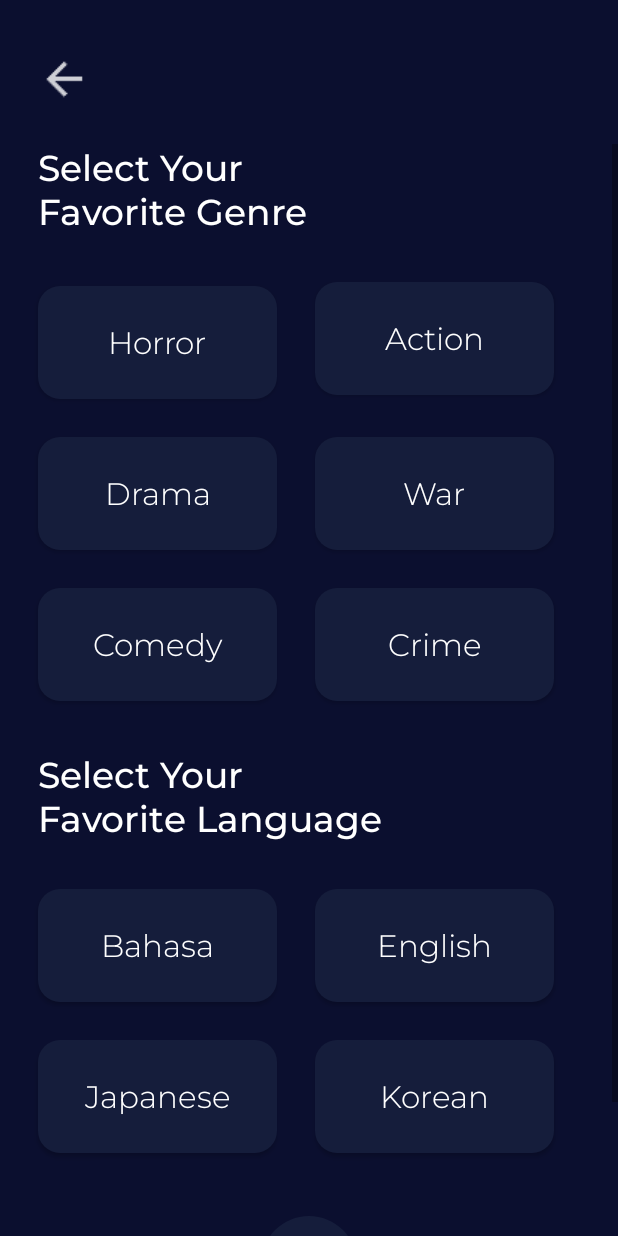
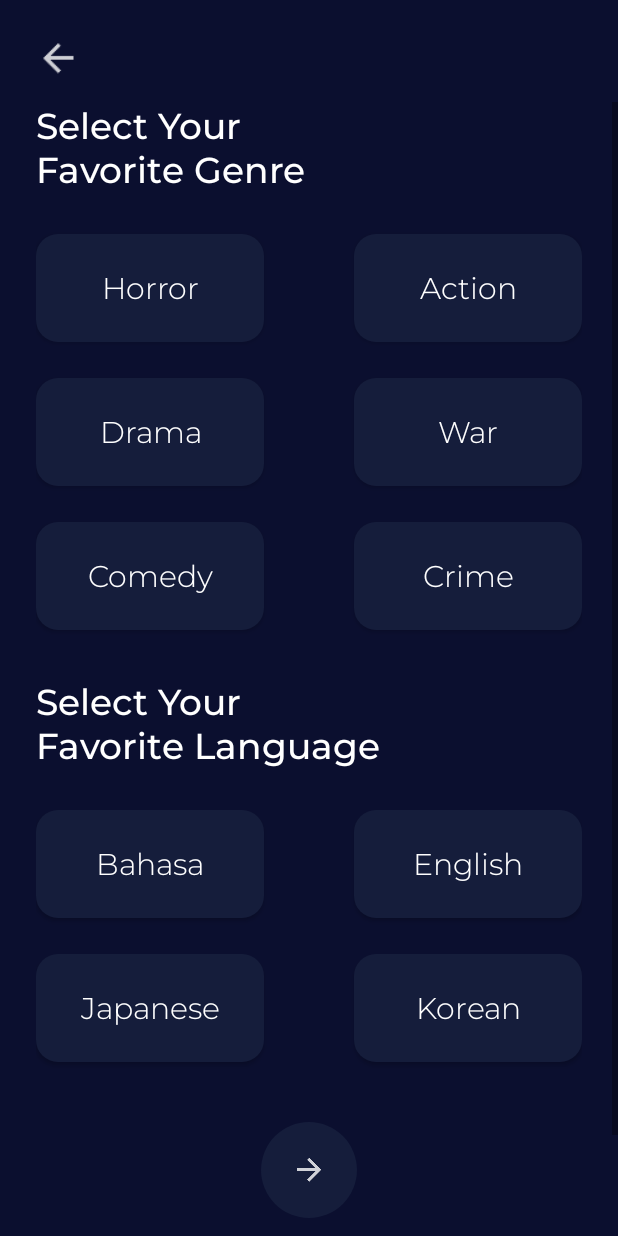
Before and after one commit to ManhHoDinh/MovieTicketApp, an Android app: the UserProflingActivity screen opened directly, with no data from a screen before it, on a phone screen of 412 x 824 dp. Run offline under Robolectric (Android 15) with nearby library versions, the phone set to English and light mode, and no system bars.

Commit message:
Sua size screen

```diff
--- a/app/src/main/res/layout/user_profling_screen.xml
+++ b/app/src/main/res/layout/user_profling_screen.xml
@@ -1,5 +1,5 @@
 <?xml version="1.0" encoding="utf-8"?>
-<LinearLayout xmlns:android="http://schemas.android.com/apk/res/android"
+<RelativeLayout xmlns:android="http://schemas.android.com/apk/res/android"
     xmlns:app="http://schemas.android.com/apk/res-auto"
     xmlns:tools="http://schemas.android.com/tools"
     android:layout_width="match_parent"
@@ -10,29 +10,29 @@
 
     <ImageView
         android:id="@+id/btnBack"
-        android:layout_width="35dp"
-        android:layout_height="35dp"
-        android:layout_marginLeft="25.13454545454545dp"
-        android:layout_marginTop="35dp"
+        android:layout_width="30dp"
+        android:layout_height="30dp"
+        android:layout_marginLeft="24dp"
+        android:layout_marginTop="24dp"
         android:src="@drawable/ic_back" />
 
     <ScrollView
         android:layout_width="match_parent"
         android:layout_height="wrap_content"
-        android:layout_marginTop="25.13454545454545dp">
+        android:layout_marginTop="68dp">
 
         <RelativeLayout
             android:layout_width="match_parent"
             android:layout_height="830dp"
 
-            android:orientation="vertical">
+            android:orientation="vertical"
+            android:paddingLeft="24dp"
+            android:paddingRight="24dp">
 
             <TextView
                 android:id="@+id/txtSelectFavGenre"
-                android:layout_width="180.1309090909091dp"
-                android:layout_height="75.40363636363636dp"
-                android:layout_marginLeft="25.13454545454545dp"
-
+                android:layout_width="190dp"
+                android:layout_height="72dp"
                 android:fontFamily="@font/montserrat500"
                 android:text="Select Your Favorite Genre"
                 android:textColor="@color/white"
@@ -40,104 +40,99 @@
 
             <Button
                 android:id="@+id/btnHorror"
-                android:layout_width="159.1854545454545dp"
-                android:layout_height="75.40363636363636dp"
+                android:layout_width="152dp"
+                android:layout_height="72dp"
                 android:layout_below="@id/txtSelectFavGenre"
-                android:layout_marginLeft="25.13454545454545dp"
-                android:layout_marginTop="19dp"
+                android:layout_marginTop="16dp"
                 android:background="@drawable/roundstyle14"
                 android:backgroundTint="@color/button_background_color"
                 android:fontFamily="@font/montserrat300"
                 android:text="Horror"
                 android:textAllCaps="false"
                 android:textColor="@color/white"
-                android:textSize="20.94545454545455sp" />
+                android:textSize="20sp" />
 
             <Button
                 android:id="@+id/btnAction"
-                android:layout_width="159.1854545454545dp"
-                android:layout_height="75.40363636363636dp"
+                android:layout_width="152dp"
+                android:layout_height="72dp"
                 android:layout_below="@id/txtSelectFavGenre"
-                android:layout_marginLeft="25.13454545454545dp"
-                android:layout_marginTop="16.75636363636364dp"
-                android:layout_toRightOf="@id/btnHorror"
+                android:layout_alignParentEnd="true"
+                android:layout_marginTop="16dp"
                 android:background="@drawable/roundstyle14"
                 android:backgroundTint="@color/button_background_color"
                 android:fontFamily="@font/montserrat300"
                 android:text="Action"
-                android:textSize="20.94545454545455sp"
                 android:textAllCaps="false"
-                android:textColor="@color/white" />
+                android:textColor="@color/white"
+                android:textSize="20sp" />
 
             <Button
                 android:id="@+id/btnDrama"
-                android:layout_width="159.1854545454545dp"
-                android:layout_height="75.40363636363636dp"
+                android:layout_width="152dp"
+                android:layout_height="72dp"
                 android:layout_below="@id/btnHorror"
-                android:layout_marginLeft="25.13454545454545dp"
-                android:layout_marginTop="25.13454545454545dp"
+                android:layout_marginTop="24dp"
                 android:background="@drawable/roundstyle14"
                 android:backgroundTint="@color/button_background_color"
                 android:fontFamily="@font/montserrat300"
                 android:text="Drama"
-                android:textSize="20.94545454545455sp"
                 android:textAllCaps="false"
-                android:textColor="@color/white" />
+                android:textColor="@color/white"
+                android:textSize="20sp" />
 
             <Button
                 android:id="@+id/btnWar"
-                android:layout_width="159.1854545454545dp"
-                android:layout_height="75.40363636363636dp"
+                android:layout_width="152dp"
+                android:layout_height="72dp"
                 android:layout_below="@id/btnHorror"
-                android:layout_marginLeft="25.13454545454545dp"
-                android:layout_marginTop="25.13454545454545dp"
-                android:layout_toRightOf="@id/btnDrama"
+                android:layout_alignParentEnd="true"
+                android:layout_marginLeft="24dp"
+                android:layout_marginTop="24dp"
                 android:background="@drawable/roundstyle14"
                 android:backgroundTint="@color/button_background_color"
                 android:fontFamily="@font/montserrat300"
                 android:text="War"
-                android:textSize="20.94545454545455sp"
                 android:textAllCaps="false"
-                android:textColor="@color/white" />
+                android:textColor="@color/white"
+                android:textSize="20sp" />
 
             <Button
                 android:id="@+id/btnComedy"
-                android:layout_width="159.1854545454545dp"
-                android:layout_height="75.40363636363636dp"
+                android:layout_width="152dp"
+                android:layout_height="72dp"
                 android:layout_below="@id/btnDrama"
-                android:layout_marginLeft="25.13454545454545dp"
-                android:layout_marginTop="25.13454545454545dp"
+                android:layout_marginTop="24dp"
                 android:background="@drawable/roundstyle14"
                 android:backgroundTint="@color/button_background_color"
                 android:fontFamily="@font/montserrat300"
                 android:text="Comedy"
-                android:textSize="20.94545454545455sp"
                 android:textAllCaps="false"
-                android:textColor="@color/white" />
+                android:textColor="@color/white"
+                android:textSize="20sp" />
 
             <Button
                 android:id="@+id/btnCrime"
-                android:layout_width="159.1854545454545dp"
-                android:layout_height="75.40363636363636dp"
+                android:layout_width="152dp"
+                android:layout_height="72dp"
                 android:layout_below="@id/btnDrama"
-                android:layout_marginLeft="25.13454545454545dp"
-                android:layout_marginTop="25.13454545454545dp"
-                android:layout_toRightOf="@id/btnComedy"
+                android:layout_alignParentEnd="true"
+                android:layout_marginLeft="24dp"
+                android:layout_marginTop="24dp"
                 android:background="@drawable/roundstyle14"
                 android:backgroundTint="@color/button_background_color"
                 android:fontFamily="@font/montserrat300"
                 android:text="Crime"
-                android:textSize="20.94545454545455sp"
                 android:textAllCaps="false"
-                android:textColor="@color/white" />
+                android:textColor="@color/white"
+                android:textSize="20sp" />
 
             <TextView
                 android:id="@+id/txtSelectFavLanguage"
-                android:layout_width="230.1309090909091dp"
-                android:layout_height="75.40363636363636dp"
+                android:layout_width="240dp"
+                android:layout_height="72dp"
                 android:layout_below="@id/btnComedy"
-                android:layout_marginLeft="25.13454545454545dp"
-                android:layout_marginTop="33.51272727272727dp"
+                android:layout_marginTop="32dp"
                 android:fontFamily="@font/montserrat500"
                 android:text="Select Your Favorite Language"
                 android:textColor="@color/white"
@@ -145,72 +140,69 @@
 
             <Button
                 android:id="@+id/btnBahasa"
-                android:layout_width="159.1854545454545dp"
-                android:layout_height="75.40363636363636dp"
+                android:layout_width="152dp"
+                android:layout_height="72dp"
                 android:layout_below="@id/txtSelectFavLanguage"
-                android:layout_marginLeft="25.13454545454545dp"
-                android:layout_marginTop="16.75636363636364dp"
+                android:layout_marginTop="16dp"
                 android:background="@drawable/roundstyle14"
                 android:backgroundTint="@color/button_background_color"
                 android:fontFamily="@font/montserrat300"
                 android:text="Bahasa"
-                android:textSize="20.94545454545455sp"
                 android:textAllCaps="false"
-                android:textColor="@color/white" />
+                android:textColor="@color/white"
+                android:textSize="20sp" />
 
             <Button
                 android:id="@+id/btnEnglish"
-                android:layout_width="159.1854545454545dp"
-                android:layout_height="75.40363636363636dp"
+                android:layout_width="152dp"
+                android:layout_height="72dp"
                 android:layout_below="@id/txtSelectFavLanguage"
-                android:layout_marginLeft="25.13454545454545dp"
-                android:layout_marginTop="16.75636363636364dp"
-                android:layout_toRightOf="@id/btnBahasa"
+                android:layout_alignParentEnd="true"
+                android:layout_marginTop="16dp"
                 android:background="@drawable/roundstyle14"
                 android:backgroundTint="@color/button_background_color"
                 android:fontFamily="@font/montserrat300"
                 android:text="English"
-                android:textSize="20.94545454545455sp"
                 android:textAllCaps="false"
-                android:textColor="@color/white" />
+                android:textColor="@color/white"
+                android:textSize="20sp" />
 
             <Button
                 android:id="@+id/btnJapanese"
-                android:layout_width="159.1854545454545dp"
-                android:layout_height="75.40363636363636dp"
+                android:layout_width="152dp"
+                android:layout_height="72dp"
                 android:layout_below="@id/btnBahasa"
-                android:layout_marginLeft="25.13454545454545dp"
-                android:layout_marginTop="25.13454545454545dp"
+                android:layout_marginTop="24dp"
                 android:background="@drawable/roundstyle14"
                 android:backgroundTint="@color/button_background_color"
                 android:fontFamily="@font/montserrat300"
                 android:text="Japanese"
-                android:textSize="20.94545454545455sp"
                 android:textAllCaps="false"
-                android:textColor="@color/white" />
+                android:textColor="@color/white"
+                android:textSize="20sp" />
 
             <Button
                 android:id="@+id/btnKorean"
-                android:layout_width="159.1854545454545dp"
-                android:layout_height="75.40363636363636dp"
+                android:layout_width="152dp"
+                android:layout_height="72dp"
                 android:layout_below="@id/btnBahasa"
-                android:layout_marginLeft="25.13454545454545dp"
-                android:layout_marginTop="25.13454545454545dp"
-                android:layout_toRightOf="@id/btnJapanese"
+                android:layout_alignParentEnd="true"
+                android:layout_marginTop="24dp"
                 android:background="@drawable/roundstyle14"
                 android:backgroundTint="@color/button_background_color"
                 android:fontFamily="@font/montserrat300"
                 android:text="Korean"
-                android:textSize="20.94545454545455sp"
                 android:textAllCaps="false"
-                android:textColor="@color/white" />
+                android:textColor="@color/white"
+                android:textSize="20sp" />
+
             <ImageButton
                 android:id="@+id/btnNext"
-                android:layout_width="64.22923636363636dp"
-                android:layout_height="64.22923636363636dp"
+                android:layout_width="64dp"
+                android:layout_height="64dp"
                 android:layout_below="@id/btnJapanese"
                 android:layout_centerHorizontal="true"
-                android:layout_marginTop="41.89090909090909dp"
+                android:layout_marginTop="40dp"
                 android:background="@drawable/roundstyle50"
                 android:backgroundTint="@color/button_background_color"
                 android:rotationY="180"
@@ -219,4 +211,4 @@
     </ScrollView>
 
 
-</LinearLayout>
+</RelativeLayout>
```
Also changed, not shown: app/src/main/res/layout/checkout_wallet_enough_screen.xml (+109 -99 lines), app/src/main/res/layout/confirmation_profile_screen.xml (+23 -25 lines), app/src/main/res/layout/success_checkout_screen.xml (+25 -24 lines).
